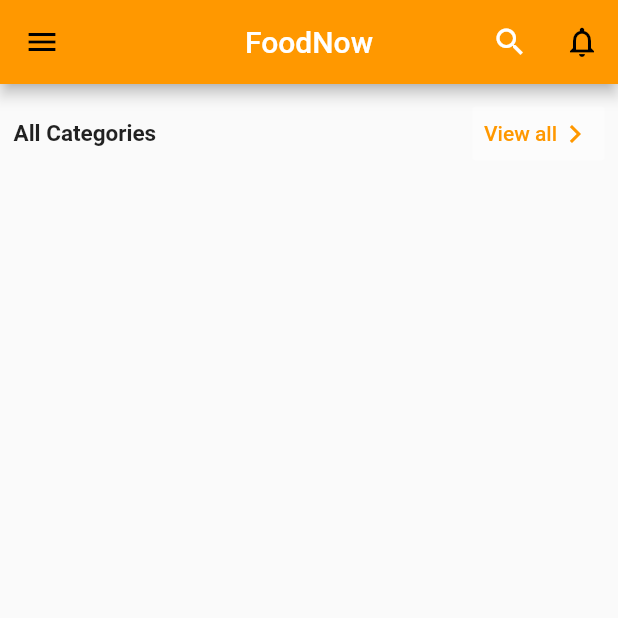
After one commit to alu-rwa-prog-1/ahmedmeshref_MiniProject1_W3, a Flutter app: the screen it shows after launch, on a phone screen of 412 x 824 dp, the top half of it. The commit adds this screen. Run offline on Flutter 3.47's test engine with Material 2 defaults, Android fonts, the phone set to English and light mode, and no system bars.

Commit message:
reformat home page code

```diff
--- /dev/null
+++ b/food_now/lib/home/components/appbar.dart
@@ -0,0 +1,27 @@
+import 'package:flutter/material.dart';
+
+
+AppBar homeAppBar(BuildContext context) {
+  return AppBar(
+    title: Text(
+      'FoodNow',
+      style: TextStyle(fontSize: 20, color: Colors.white),
+    ),
+    centerTitle: true,
+    backgroundColor: Theme
+        .of(context)
+        .primaryColor,
+    actions: <Widget>[
+      IconButton(
+        icon: Icon(Icons.search),
+        onPressed: () {},
+        color: Colors.white,
+      ),
+      IconButton(
+        icon: Icon(Icons.notifications_none),
+        onPressed: () {},
+        color: Colors.black,
+      ),
+    ],
+  );
+}
--- /dev/null
+++ b/food_now/lib/home/components/body.dart
@@ -0,0 +1,39 @@
+import 'package:flutter/material.dart';
+
+class Body extends StatelessWidget {
+  @override
+  Widget build(BuildContext context) {
+    return Container(
+      margin: EdgeInsets.all(9.0),
+      child: Column(
+        children: [
+          Row(
+            children: [
+              Expanded(
+                  child: Text(
+                    'All Categories',
+                    style: TextStyle(fontWeight: FontWeight.bold, fontSize: 15),
+                  )),
+              RaisedButton(
+                elevation : 0,
+                padding: EdgeInsets.all(0),
+                onPressed: () {},
+                color: Colors.white30,
+                textColor: Theme.of(context).primaryColor,
+                child: Row(
+                  children: <Widget>[
+                    Text('View all'),
+                    Icon(Icons.keyboard_arrow_right)
+                  ],
+                ),
+              ),
+            ],
+          ),
+          Row(
+          ),
+        ],
+      ),
+    );
+  }
+
+}
--- /dev/null
+++ b/food_now/lib/home/components/bottom_navbar.dart
@@ -0,0 +1,48 @@
+import 'package:flutter/material.dart';
+
+class HomeBottomNavBar extends StatefulWidget {
+  @override
+  _HomeHomeBottomNavBar createState() => _HomeHomeBottomNavBar();
+}
+
+class _HomeHomeBottomNavBar extends State<HomeBottomNavBar> {
+  // indicate the index of the selected item in the bottom navBar.
+  int _currentBottomNavItemIndex = 0;
+
+  // change the index of the selected item in the bottom navBar onTap.
+  void _onBottomNavBarTap(int index) {
+    setState(() {
+      _currentBottomNavItemIndex = index;
+    });
+  }
+
+  @override
+  Widget build(BuildContext context) {
+    return BottomNavigationBar(
+      onTap: _onBottomNavBarTap,
+      type: BottomNavigationBarType.fixed,
+      currentIndex: _currentBottomNavItemIndex,
+      // this will be set when a new tab is tapped
+      items: [
+        BottomNavigationBarItem(
+          icon: Icon(Icons.home),
+          label: 'Home',
+        ),
+        BottomNavigationBarItem(
+          icon: new Icon(Icons.shopping_cart),
+          label: 'My Cart',
+        ),
+        BottomNavigationBarItem(
+          icon: Icon(Icons.favorite),
+          label: 'Favourites',
+        ),
+        BottomNavigationBarItem(
+          icon: Icon(Icons.person),
+          label: 'Profile',
+        ),
+        BottomNavigationBarItem(
+            icon: new Icon(Icons.settings), label: 'Settings')
+      ],
+    );
+  }
+}
--- a/food_now/lib/home/components/drawer.dart
+++ b/food_now/lib/home/components/drawer.dart
@@ -1,7 +1,7 @@
 import 'package:flutter/material.dart';
 
 
-class AppDrawer extends StatelessWidget {
+class HomeAppDrawer extends StatelessWidget {
   @override
   Widget build(BuildContext context) {
     // TODO: implement build
--- a/food_now/lib/main.dart
+++ b/food_now/lib/main.dart
@@ -10,12 +10,12 @@ class App extends StatelessWidget {
   @override
   Widget build(BuildContext context) {
     return MaterialApp(
-      title: 'FoodNOW',
+      title: 'FoodNow',
       theme: ThemeData(
         primarySwatch: Colors.orange,
         visualDensity: VisualDensity.adaptivePlatformDensity,
       ),
-      home: HomePage(title: 'FoodNOW'),
+      home: HomePage(),
     );
   }
 }
```
Also changed, not shown: food_now/lib/home/home.dart (+8 -97 lines), 1 other file.
